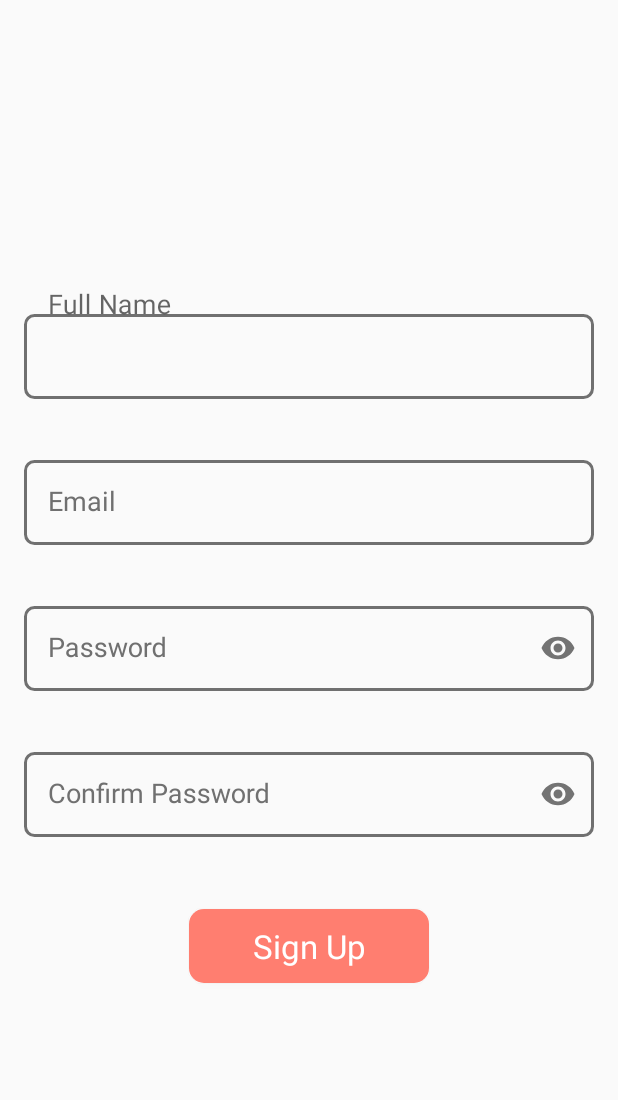
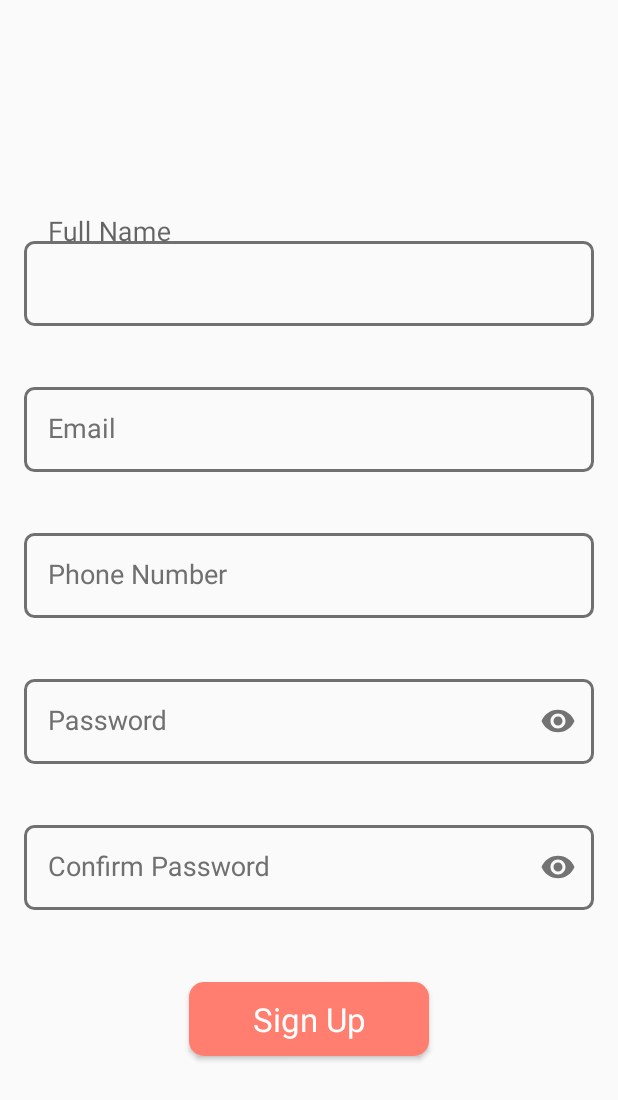
Before and after one commit to enochviewu95/MobileStoreApplication, an Android app: the RegistrationActivity screen opened directly, with no data from a screen before it, on a phone screen of 412 x 824 dp. Shown: the top 1100 px of the screen. Run offline under Robolectric (Android 15) with nearby library versions, the phone set to English and light mode, and no system bars; our stand-ins replace Firebase (no records; nobody signed in at launch, a user with empty details on screens opened directly), Volley; 1 statement that could not run was skipped.

Commit message:
Linked registration activity to php database

```diff
--- a/app/src/main/AndroidManifest.xml
+++ b/app/src/main/AndroidManifest.xml
@@ -1,5 +1,6 @@
 <?xml version="1.0" encoding="utf-8"?>
 <manifest xmlns:android="http://schemas.android.com/apk/res/android"
+    xmlns:tools="http://schemas.android.com/tools"
     package="com.knowhouse.mobilestoreapplication">
 
     <uses-permission android:name="android.permission.ACCESS_NETWORK_STATE" />
@@ -11,8 +12,10 @@
         android:icon="@mipmap/ic_launcher"
         android:label="@string/app_name"
         android:roundIcon="@mipmap/ic_launcher_round"
+        android:networkSecurityConfig="@xml/network_security_config"
         android:supportsRtl="true"
-        android:theme="@style/AppTheme">
+        android:theme="@style/AppTheme"
+        tools:targetApi="n">
         <activity android:name=".RegistrationActivity"/>
         <activity android:name=".LoginActivity" />
         <activity
--- a/app/src/main/java/com/knowhouse/mobilestoreapplication/Fragments/FragmentContentSwitch.java
+++ b/app/src/main/java/com/knowhouse/mobilestoreapplication/Fragments/FragmentContentSwitch.java
@@ -19,10 +19,9 @@ public class FragmentContentSwitch extends Fragment{
         // Inflate the layout for this fragment
         View view = inflater.inflate(R.layout.fragment_content_switch,container,false);
 
-        FragmentMain fragmentMain = new FragmentMain();
-        fragmentMain.setArguments(requireActivity().getIntent().getExtras());
-
         if(getActivity() != null){
+            FragmentMain fragmentMain = new FragmentMain();
+            fragmentMain.setArguments(getActivity().getIntent().getExtras());
             getActivity().getSupportFragmentManager().beginTransaction()
                     .replace(R.id.content_switch,fragmentMain).commit();
 
--- a/app/src/main/java/com/knowhouse/mobilestoreapplication/VolleyRequests/SharedPrefManager.java
+++ b/app/src/main/java/com/knowhouse/mobilestoreapplication/VolleyRequests/SharedPrefManager.java
@@ -3,7 +3,7 @@ package com.knowhouse.mobilestoreapplication.VolleyRequests;
 import android.content.Context;
 import android.content.SharedPreferences;
 
-class SharedPrefManager {
+public class SharedPrefManager {
     private static SharedPrefManager mInstance;
     private static Context mCtx;
     private static final String SHARE_PREF_NAME = "mysharedpref";
--- a/app/src/main/res/layout/activity_registration.xml
+++ b/app/src/main/res/layout/activity_registration.xml
@@ -47,6 +47,26 @@
             android:padding="16dp"
             android:background="@drawable/edit_text_drawable"
             android:inputType="textEmailAddress"
+            android:textAppearance="?android:attr/textAppearanceMedium"/>
+
+    </com.google.android.material.textfield.TextInputLayout>
+
+    <com.google.android.material.textfield.TextInputLayout
+        android:id="@+id/number_input_layout"
+        android:layout_height="wrap_content"
+        android:layout_width="match_parent"
+        android:layout_marginTop="@dimen/text_input_layout_margin_top_small"
+        android:hint="@string/phone_number"
+        android:textColorHint="@color/text_input_layout_color"
+        app:hintTextAppearance="?android:attr/textAppearanceMedium">
+
+        <com.google.android.material.textfield.TextInputEditText
+            android:id="@+id/number_edit_text"
+            android:layout_height="match_parent"
+            android:layout_width="match_parent"
+            android:padding="16dp"
+            android:background="@drawable/edit_text_drawable"
+            android:inputType="phone"
             android:textAppearance="?android:attr/textAppearanceMedium"/>
 
     </com.google.android.material.textfield.TextInputLayout>
--- a/app/src/main/res/values/strings.xml
+++ b/app/src/main/res/values/strings.xml
@@ -37,6 +37,7 @@
     <string name="send_button_content_descrip">Send Button</string>
     <string name="submit_enquiry">Make your enquiry …</string>
     <string name="enquiry">Enquiries</string>
+    <string name="phone_number">Phone Number</string>
 
     <string-array name="gender_list">
         <item>M</item>
--- /dev/null
+++ b/app/src/main/res/xml/network_security_config.xml
@@ -0,0 +1,4 @@
+<?xml version="1.0" encoding="utf-8"?>
+<network-security-config xmlns:android="http://schemas.android.com/apk/res/android">
+    <base-config cleartextTrafficPermitted="true"/>
+</network-security-config>
```
Also changed, not shown: app/src/main/java/com/knowhouse/mobilestoreapplication/RegistrationActivity.java (+63 -6 lines).
